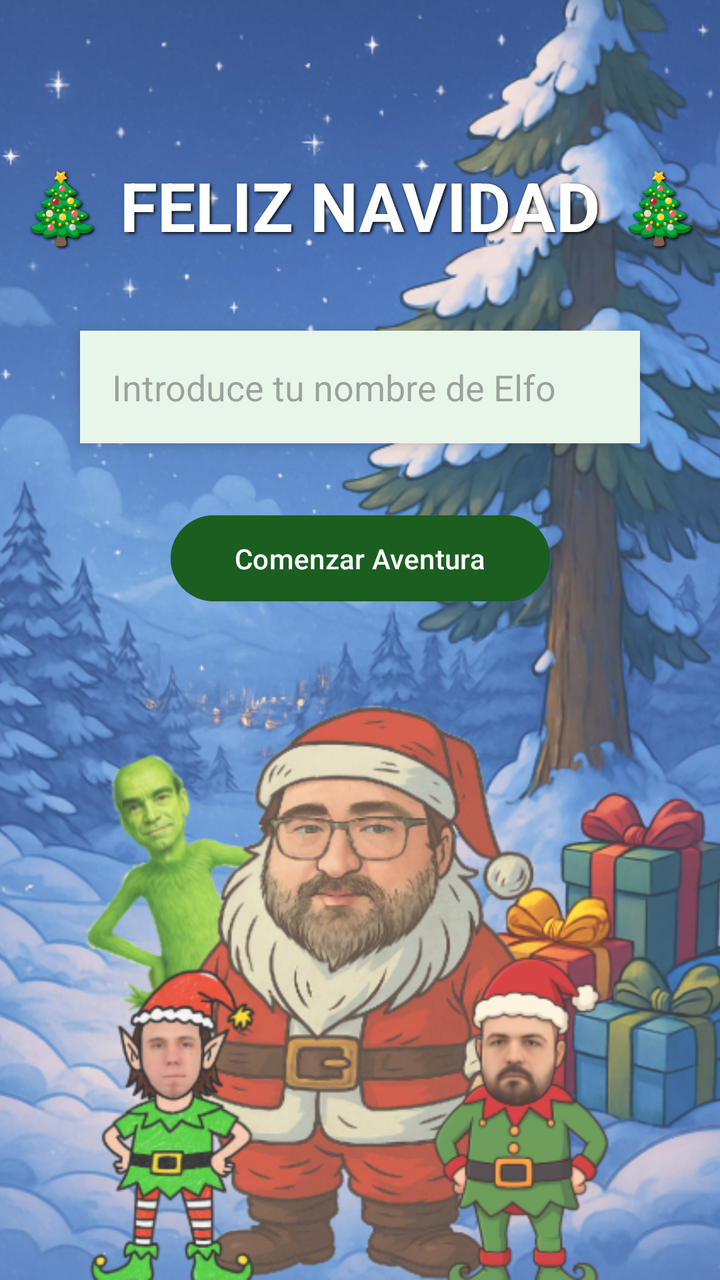
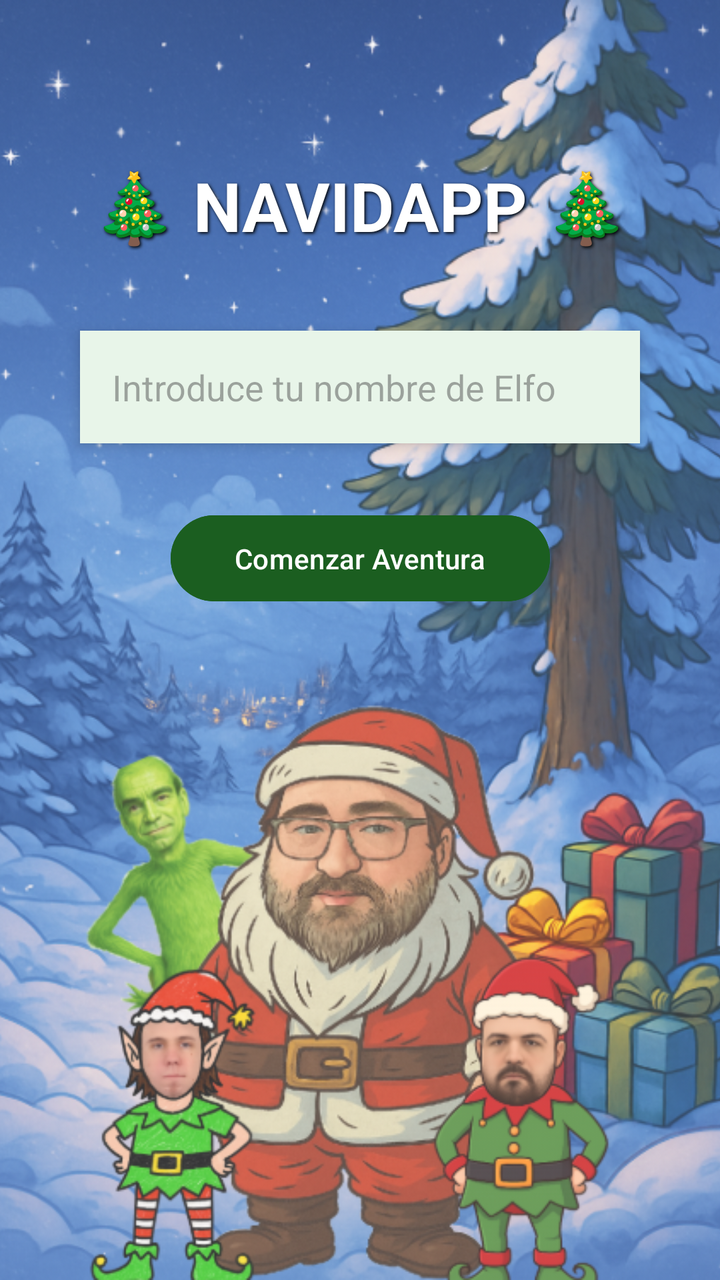

Two renders of the same Android screen: before a commit and after it. Below are the layout's source before the change and the commit's diff.
<!-- AndroidManifest.xml: application theme Theme.NavidAPP_2DAM -->
<!-- res/layout/fragment_login.xml -->
<?xml version="1.0" encoding="utf-8"?>
<androidx.constraintlayout.widget.ConstraintLayout
    xmlns:android="http://schemas.android.com/apk/res/android"
    xmlns:app="http://schemas.android.com/apk/res-auto"
    xmlns:tools="http://schemas.android.com/tools"
    android:layout_width="match_parent"
    android:layout_height="match_parent">

    <ImageView
        android:id="@+id/imgFondoLogin"
        android:layout_width="match_parent"
        android:layout_height="match_parent"
        android:src="@drawable/fondo_principal"
        android:scaleType="centerCrop"
        android:alpha="0.8"
        app:layout_constraintBottom_toBottomOf="parent"
        app:layout_constraintEnd_toEndOf="parent"
        app:layout_constraintStart_toStartOf="parent"
        app:layout_constraintTop_toTopOf="parent" />

    <TextView
        android:id="@+id/tvTituloLogin"
        android:layout_width="wrap_content"
        android:layout_height="wrap_content"
        android:text="🎄 FELIZ NAVIDAD 🎄"
        android:textColor="#FFFFFF"
        android:textSize="34sp"
        android:textStyle="bold"
        android:shadowColor="#000000"
        android:shadowDx="2"
        android:shadowDy="2"
        android:shadowRadius="4"
        android:layout_marginTop="80dp"
        app:layout_constraintEnd_toEndOf="parent"
        app:layout_constraintStart_toStartOf="parent"
        app:layout_constraintTop_toTopOf="parent" />

    <EditText
        android:id="@+id/etNombre"
        android:layout_width="0dp"
        android:layout_height="wrap_content"
        android:hint="Introduce tu nombre de Elfo"
        android:background="#E8F5E9"
        android:padding="16dp"
        android:layout_marginHorizontal="40dp"
        android:layout_marginTop="40dp"
        android:elevation="4dp"
        app:layout_constraintEnd_toEndOf="parent"
        app:layout_constraintStart_toStartOf="parent"
        app:layout_constraintTop_toBottomOf="@+id/tvTituloLogin" />

    <Button
        android:id="@+id/btnIniciar"
        android:layout_width="wrap_content"
        android:layout_height="wrap_content"
        android:text="Comenzar Aventura"
        android:textColor="#FFFFFF"
        android:backgroundTint="#1B5E20"
        android:paddingHorizontal="32dp"
        android:paddingVertical="12dp"
        android:layout_marginTop="32dp"
        app:layout_constraintTop_toBottomOf="@+id/etNombre"
        app:layout_constraintStart_toStartOf="parent"
        app:layout_constraintEnd_toEndOf="parent" />

    <Button
        android:id="@+id/btnAdminBypass"
        android:layout_width="wrap_content"
        android:layout_height="wrap_content"
        android:text="MODO ADMIN"
        android:textColor="#FFFFFF"
        android:backgroundTint="#D32F2F"
        android:textSize="12sp"
        android:visibility="gone"
        android:layout_marginTop="20dp"
        app:layout_constraintTop_toBottomOf="@+id/btnIniciar"
        app:layout_constraintStart_toStartOf="parent"
        app:layout_constraintEnd_toEndOf="parent"
        tools:visibility="visible"/>

</androidx.constraintlayout.widget.ConstraintLayout>
<!-- resources referenced by this layout -->
<resources>
  <!-- drawable fondo_principal: png bitmap (drawable, 873567 bytes) -->
  <style name="Theme.NavidAPP_2DAM" parent="Base.Theme.NavidAPP_2DAM" />
  <style name="Base.Theme.NavidAPP_2DAM" parent="Theme.Material3.DayNight.NoActionBar">
          
          
      </style>
</resources>

<!-- the commit's change to res/layout/fragment_login.xml (unified diff, before → after) -->
@@ -22,7 +22,7 @@
         android:id="@+id/tvTituloLogin"
         android:layout_width="wrap_content"
         android:layout_height="wrap_content"
-        android:text="🎄 FELIZ NAVIDAD 🎄"
+        android:text="🎄 NAVIDAPP 🎄"
         android:textColor="#FFFFFF"
         android:textSize="34sp"
         android:textStyle="bold"
